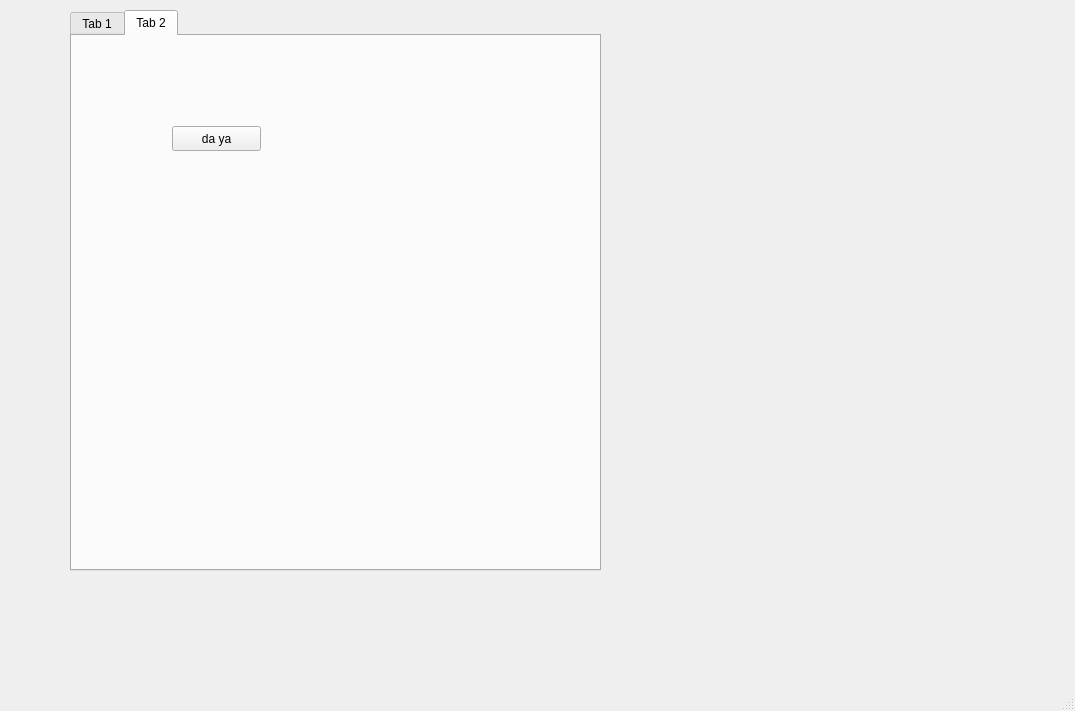
Above: main.ui from JadesHeart/index-reader before the change. Below: the same form after it.
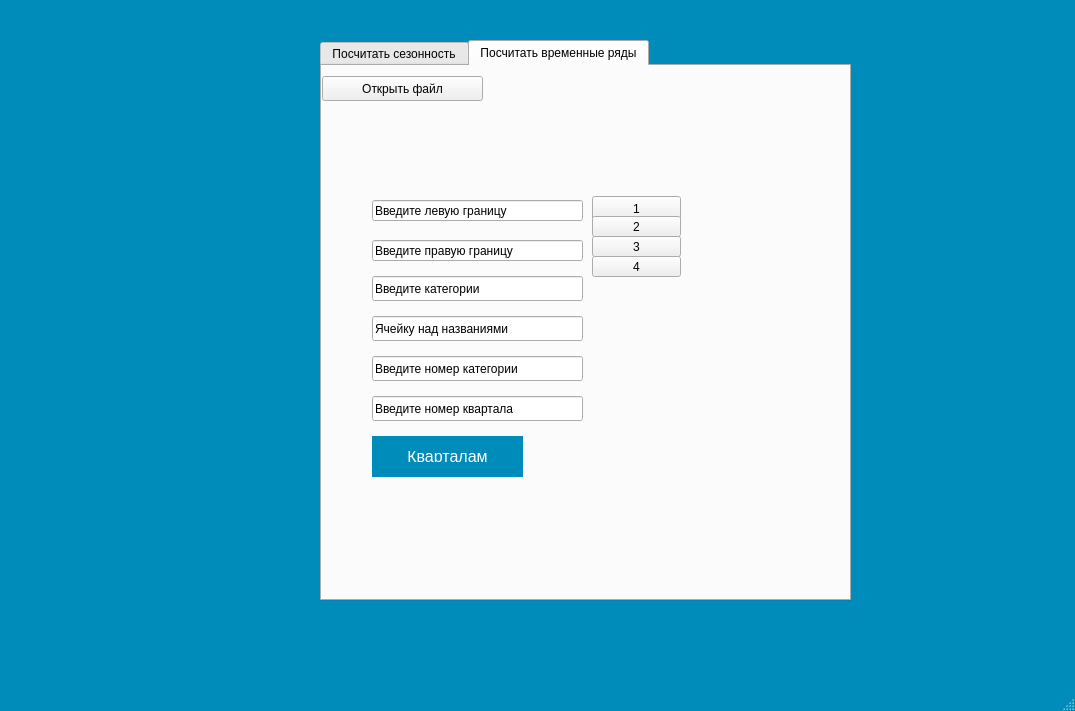
That is the form after the change. The open tabs and pages were chosen to show the change.

Commit message: added time row logic

Patch:
```diff
--- a/main.ui
+++ b/main.ui
@@ -13,22 +13,35 @@
   <property name="windowTitle">
    <string>MainWindow</string>
   </property>
+  <property name="styleSheet">
+   <string notr="true">QMainWindow{
+background-color:#008CBA;
+}</string>
+  </property>
   <widget class="QWidget" name="centralwidget">
+   <property name="styleSheet">
+    <string notr="true"/>
+   </property>
    <widget class="QTabWidget" name="tabWidget">
     <property name="geometry">
      <rect>
-      <x>70</x>
-      <y>10</y>
+      <x>320</x>
+      <y>40</y>
       <width>531</width>
       <height>561</height>
      </rect>
     </property>
+    <property name="styleSheet">
+     <string notr="true">QTabWidget{
+backround-color:#555555;
+}</string>
+    </property>
     <property name="currentIndex">
      <number>0</number>
     </property>
     <widget class="QWidget" name="tab">
      <attribute name="title">
-      <string>Tab 1</string>
+      <string>Посчитать сезонность</string>
      </attribute>
      <widget class="QLineEdit" name="left_border">
       <property name="geometry">
@@ -196,19 +209,244 @@
     </widget>
     <widget class="QWidget" name="tab_2">
      <attribute name="title">
-      <string>Tab 2</string>
+      <string>Посчитать временные ряды</string>
      </attribute>
      <widget class="QPushButton" name="pushButton_2">
       <property name="geometry">
        <rect>
-        <x>100</x>
-        <y>90</y>
+        <x>0</x>
+        <y>10</y>
+        <width>161</width>
+        <height>25</height>
+       </rect>
+      </property>
+      <property name="text">
+       <string>Открыть файл</string>
+      </property>
+     </widget>
+     <widget class="QLineEdit" name="name_3">
+      <property name="geometry">
+       <rect>
+        <x>50</x>
+        <y>250</y>
+        <width>211</width>
+        <height>25</height>
+       </rect>
+      </property>
+      <property name="styleSheet">
+       <string notr="true">QLineEdit:focus {
+  background-color: lightblue;
+}</string>
+      </property>
+      <property name="text">
+       <string>Ячейку над названиями</string>
+      </property>
+     </widget>
+     <widget class="QPushButton" name="time_row_button">
+      <property name="geometry">
+       <rect>
+        <x>50</x>
+        <y>370</y>
+        <width>151</width>
+        <height>41</height>
+       </rect>
+      </property>
+      <property name="styleSheet">
+       <string notr="true">QPushButton{
+  background-color: #008CBA; /* Green */
+  border: none;
+  color: white;
+  padding: 15px 32px;
+  text-align: center;
+  text-decoration: none;
+  display: inline-block;
+  font-size: 16px;
+}</string>
+      </property>
+      <property name="text">
+       <string>Кварталам</string>
+      </property>
+     </widget>
+     <widget class="QLineEdit" name="right_borde_3">
+      <property name="geometry">
+       <rect>
+        <x>50</x>
+        <y>174</y>
+        <width>211</width>
+        <height>21</height>
+       </rect>
+      </property>
+      <property name="styleSheet">
+       <string notr="true">QLineEdit:focus {
+  background-color: lightblue;
+}</string>
+      </property>
+      <property name="text">
+       <string>Введите правую границу</string>
+      </property>
+     </widget>
+     <widget class="QPushButton" name="add_one_3">
+      <property name="geometry">
+       <rect>
+        <x>270</x>
+        <y>130</y>
         <width>89</width>
         <height>25</height>
        </rect>
       </property>
+      <property name="styleSheet">
+       <string notr="true">QPushButton{
+  transition-duration: 0.4s;
+}
+
+QPushButton:hover {
+  background-color: #008CBA; /* Green */
+  color: white;
+}</string>
+      </property>
       <property name="text">
-       <string>da ya</string>
+       <string>1</string>
+      </property>
+     </widget>
+     <widget class="QPushButton" name="add_two_3">
+      <property name="geometry">
+       <rect>
+        <x>270</x>
+        <y>150</y>
+        <width>89</width>
+        <height>21</height>
+       </rect>
+      </property>
+      <property name="styleSheet">
+       <string notr="true">QPushButton{
+  transition-duration: 0.4s;
+}
+
+QPushButton:hover {
+  background-color: #008CBA; /* Green */
+  color: white;
+}</string>
+      </property>
+      <property name="text">
+       <string>2</string>
+      </property>
+     </widget>
+     <widget class="QLineEdit" name="categories_location_3">
+      <property name="geometry">
+       <rect>
+        <x>50</x>
+        <y>210</y>
+        <width>211</width>
+        <height>25</height>
+       </rect>
+      </property>
+      <property name="styleSheet">
+       <string notr="true">QLineEdit:focus {
+  background-color: lightblue;
+}</string>
+      </property>
+      <property name="text">
+       <string>Введите категории</string>
+      </property>
+     </widget>
+     <widget class="QLineEdit" name="left_border_3">
+      <property name="geometry">
+       <rect>
+        <x>50</x>
+        <y>134</y>
+        <width>211</width>
+        <height>21</height>
+       </rect>
+      </property>
+      <property name="styleSheet">
+       <string notr="true">QLineEdit:focus {
+  background-color: lightblue;
+}</string>
+      </property>
+      <property name="text">
+       <string>Введите левую границу</string>
+      </property>
+     </widget>
+     <widget class="QLineEdit" name="name_4">
+      <property name="geometry">
+       <rect>
+        <x>50</x>
+        <y>290</y>
+        <width>211</width>
+        <height>25</height>
+       </rect>
+      </property>
+      <property name="styleSheet">
+       <string notr="true">QLineEdit:focus {
+  background-color: lightblue;
+}</string>
+      </property>
+      <property name="text">
+       <string>Введите номер категории</string>
+      </property>
+     </widget>
+     <widget class="QPushButton" name="add_two_4">
+      <property name="geometry">
+       <rect>
+        <x>270</x>
+        <y>170</y>
+        <width>89</width>
+        <height>21</height>
+       </rect>
+      </property>
+      <property name="styleSheet">
+       <string notr="true">QPushButton{
+  transition-duration: 0.4s;
+}
+
+QPushButton:hover {
+  background-color: #008CBA; /* Green */
+  color: white;
+}</string>
+      </property>
+      <property name="text">
+       <string>3</string>
+      </property>
+     </widget>
+     <widget class="QPushButton" name="add_two_5">
+      <property name="geometry">
+       <rect>
+        <x>270</x>
+        <y>190</y>
+        <width>89</width>
+        <height>21</height>
+       </rect>
+      </property>
+      <property name="styleSheet">
+       <string notr="true">QPushButton{
+  transition-duration: 0.4s;
+}
+
+QPushButton:hover {
+  background-color: #008CBA; /* Green */
+  color: white;
+}</string>
+      </property>
+      <property name="text">
+       <string>4</string>
+      </property>
+     </widget>
+     <widget class="QLineEdit" name="name_5">
+      <property name="geometry">
+       <rect>
+        <x>50</x>
+        <y>330</y>
+        <width>211</width>
+        <height>25</height>
+       </rect>
+      </property>
+      <property name="styleSheet">
+       <string notr="true">QLineEdit:focus {
+  background-color: lightblue;
+}</string>
+      </property>
+      <property name="text">
+       <string>Введите номер квартала </string>
       </property>
      </widget>
     </widget>
```
Left out of the diff: 167 changed lines with no effect on the pictures. The commit also changes 32 other files.
